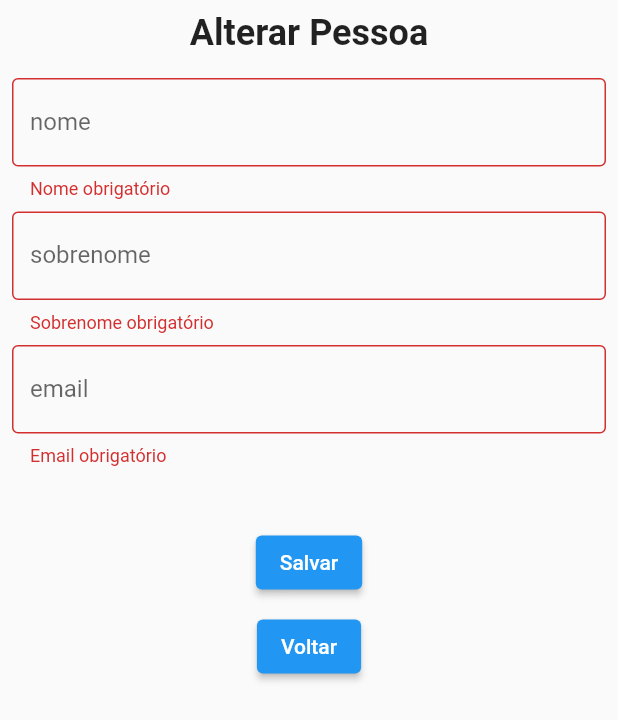
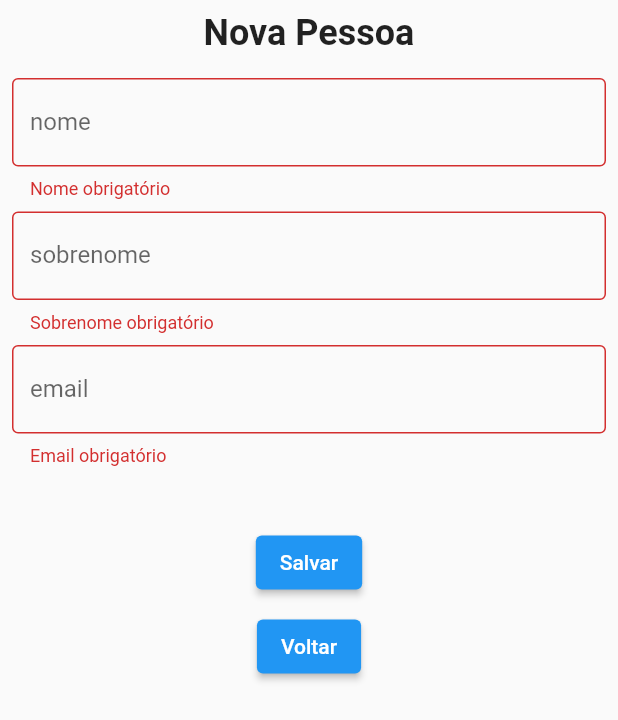
Before and after one commit to andregusmao/hack_day_13_app, a Flutter app: the PersonEditView widget shown alone on an empty page, opened directly with empty values, after a tap on "Salvar", on a phone screen of 412 x 824 dp. Shown: the top 720 px of the screen. Run offline on Flutter 3.47's test engine with Material 2 defaults, Android fonts, the light colour scheme and no system bars; our stand-ins replace bloc, flutter_bloc; network calls fail.

Commit message:
utilização da view person_edit_view para inserir ou alterar

```diff
--- a/lib/bloc/person_bloc.dart
+++ b/lib/bloc/person_bloc.dart
@@ -1,5 +1,6 @@
+// ignore_for_file: depend_on_referenced_packages
+
 import 'package:bloc/bloc.dart';
-import 'package:flutter/services.dart';
 import 'package:meta/meta.dart';
 import 'package:person_app/models/person_model.dart';
 import 'package:person_app/services/person_service.dart';
@@ -14,7 +15,6 @@ class PersonBloc extends Bloc<PersonEvent, PersonState> {
     on<LoadEvent>((event, emit) async {
       emit(WaitingState());
       List<PersonModel>? persons = await _service.getAll();
-      await Future.delayed(const Duration(seconds: 3));
       if (persons == null) {
         emit(ErrorState());
       } else {
@@ -45,7 +45,6 @@ class PersonBloc extends Bloc<PersonEvent, PersonState> {
         emit(ErrorState());
       } else {
         List<PersonModel>? persons = await _service.getAll();
-        await Future.delayed(const Duration(seconds: 3));
         if (persons == null) {
           emit(ErrorState());
         } else {
@@ -57,7 +56,6 @@ class PersonBloc extends Bloc<PersonEvent, PersonState> {
       emit(WaitingState());
       await _service.delete(event.id);
       List<PersonModel>? persons = await _service.getAll();
-      await Future.delayed(const Duration(seconds: 3));
       if (persons == null) {
         emit(ErrorState());
       } else {
--- a/lib/views/person_edit_view.dart
+++ b/lib/views/person_edit_view.dart
@@ -3,12 +3,9 @@ import 'package:person_app/models/person_model.dart';
 
 class PersonEditView extends StatelessWidget {
   PersonEditView(
-      {super.key,
-      required this.onSave,
-      required this.onBack,
-      required this.person});
+      {super.key, required this.onSave, required this.onBack, this.person});
 
-  final PersonModel person;
+  final PersonModel? person;
   final Function(PersonModel person) onSave;
   final VoidCallback onBack;
 
@@ -20,19 +17,19 @@ class PersonEditView extends StatelessWidget {
 
   @override
   Widget build(BuildContext context) {
-    _firstname.text = person.firstname;
-    _surname.text = person.surname;
-    _email.text = person.email;
+    _firstname.text = person?.firstname ?? '';
+    _surname.text = person?.surname ?? '';
+    _email.text = person?.email ?? '';
     return Form(
       child: Form(
         key: _key,
         child: Column(
           children: [
-            const Padding(
-              padding: EdgeInsets.all(8.0),
+            Padding(
+              padding: const EdgeInsets.all(8.0),
               child: Text(
-                'Alterar Pessoa',
-                style: TextStyle(
+                person == null ? 'Nova Pessoa' : 'Alterar Pessoa',
+                style: const TextStyle(
                   fontSize: 24.0,
                   fontWeight: FontWeight.bold,
                 ),
@@ -83,13 +80,12 @@ class PersonEditView extends StatelessWidget {
               child: ElevatedButton(
                 onPressed: () {
                   if (_key.currentState!.validate()) {
-                    PersonModel model = PersonModel(
-                      id: person.id,
+                    onSave(PersonModel(
+                      id: person?.id,
                       firstname: _firstname.text,
                       surname: _surname.text,
                       email: _email.text,
-                    );
-                    onSave(model);
+                    ));
                   }
                 },
                 child: const Text('Salvar'),
--- a/lib/views/person_view.dart
+++ b/lib/views/person_view.dart
@@ -1,7 +1,6 @@
 import 'package:flutter/material.dart';
 import 'package:flutter_bloc/flutter_bloc.dart';
 import 'package:person_app/bloc/person_bloc.dart';
-import 'package:person_app/views/person_add_view.dart';
 import 'package:person_app/views/person_edit_view.dart';
 
 class PersonView extends StatelessWidget {
@@ -138,7 +137,7 @@ class PersonView extends StatelessWidget {
                             ),
                           )
                         : state is AddingState
-                            ? PersonAddView(
+                            ? PersonEditView(
                                 onSave: (person) => bloc.add(SaveEvent(person)),
                                 onBack: () => bloc.add(LoadEvent()),
                               )
```
Also changed, not shown: lib/views/person_add_view.dart (deleted, +0 -101 lines).
